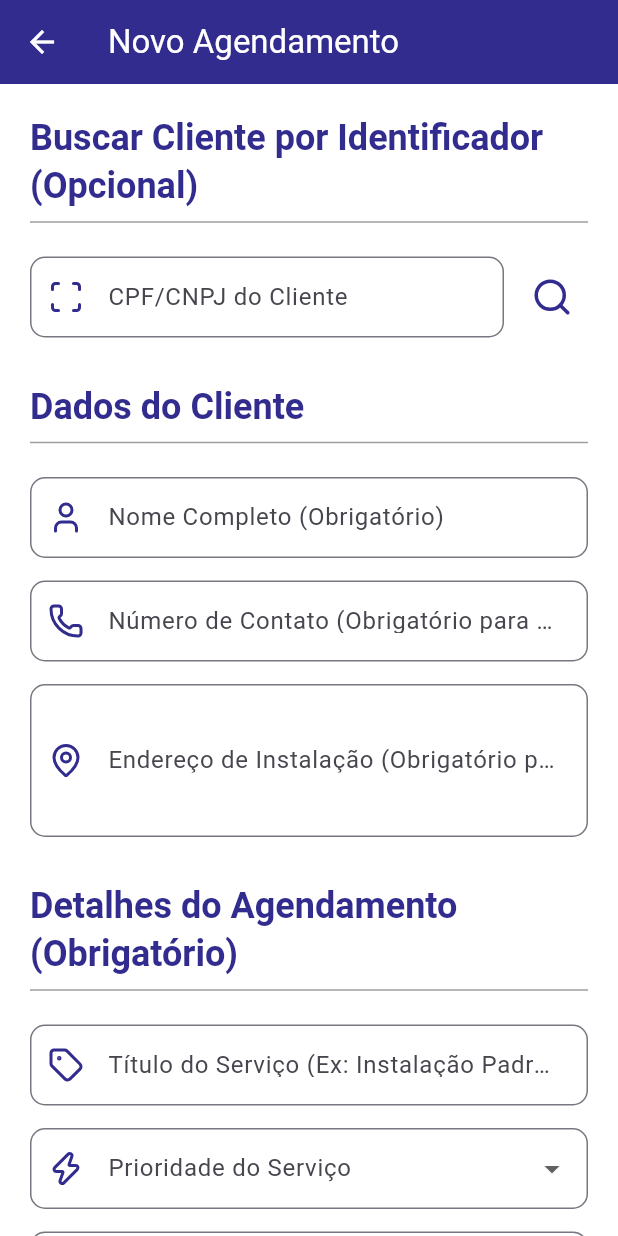
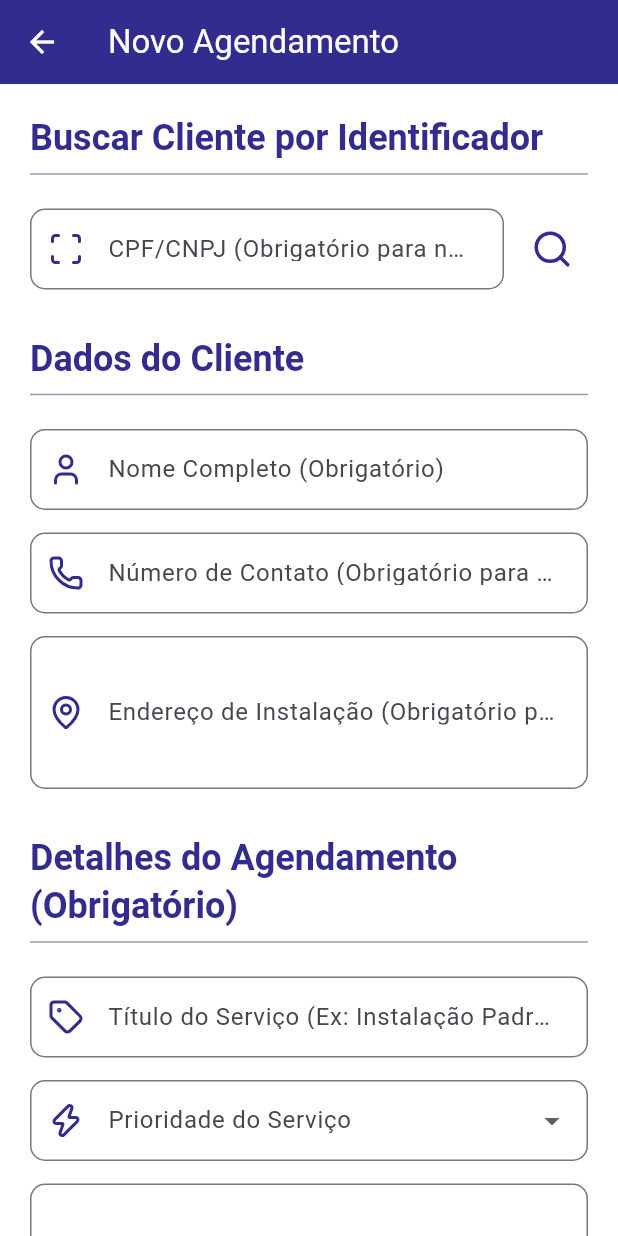
Before and after one commit to theuszinp/projetoagendamento, a Flutter app: the CreateTicketScreen screen opened directly with empty values, on a phone screen of 412 x 824 dp. Run offline on Flutter 3.47's test engine with Material 3 defaults, Android fonts, the phone set to English and light mode, and no system bars; our stand-ins replace firebase_core, lucide_icons_flutter; accounts and stored records are empty.

Commit message:
alteraçao

```diff
--- a/rastreador_app_flutter/lib/create_ticket_screen.dart
+++ b/rastreador_app_flutter/lib/create_ticket_screen.dart
@@ -42,7 +42,11 @@ class _CreateTicketScreenState extends State<CreateTicketScreen> {
   final List<String> _priorities = ['Baixa', 'Média', 'Alta'];
 
   // Novo estado: Se o nome e endereço foram preenchidos pela busca, eles ficam somente leitura.
+  // MANTENHA ESTA VARIÁVEL
   bool _isClientDataReadOnly = false;
+
+  // Variável para travar o campo do CPF/CNPJ (identifier) após a busca bem sucedida
+  bool _isIdentifierReadOnly = false;
 
   @override
   void dispose() {
@@ -69,10 +73,12 @@ class _CreateTicketScreenState extends State<CreateTicketScreen> {
     setState(() {
       _isSearching = true;
       _clientId = null; // Reseta o ID do cliente
-      _isClientDataReadOnly = false; // Permite edição enquanto busca
+      // Ao iniciar a busca/limpar, permite edição e identificador editável
+      _isClientDataReadOnly = false;
+      _isIdentifierReadOnly = false;
       _customerNameController.clear();
       _addressController.clear();
-      _phoneNumberController.clear(); // Limpamos aqui também para garantir o estado limpo
+      _phoneNumberController.clear();
     });
 
     try {
@@ -84,15 +90,25 @@ class _CreateTicketScreenState extends State<CreateTicketScreen> {
 
         if (mounted) {
           setState(() {
-            // Cliente encontrado: preenche os campos e os torna somente leitura
+            // =======================================
+            // ✅ CORREÇÃO AQUI: CLIENTE EXISTENTE
+            // O cliente foi encontrado: preenche os campos e
+            // mantém NOME/ENDEREÇO/TELEFONE EDITÁVEIS para atualização,
+            // mas trava o CPF/CNPJ (_isIdentifierReadOnly = true).
+            // =======================================
             _clientId = data['id'];
             _customerNameController.text = data['name'] ?? 'Cliente sem nome';
-            _addressController.text = data['address'] ?? ''; // Deixa o campo limpo se não tiver endereço na API
-            _phoneNumberController.text = data['phoneNumber'] ?? ''; // Deixa o campo limpo se não tiver telefone na API
-            _isClientDataReadOnly = true;
+            _addressController.text = data['address'] ?? '';
+            // Note: O backend não retorna 'phoneNumber'. Se tivesse, seria:
+            // _phoneNumberController.text = data['phoneNumber'] ?? '';
+
+            // TRAVA APENAS O CAMPO DE BUSCA (CPF/CNPJ)
+            _isIdentifierReadOnly = true;
+            // MANTÉM OS DEMAIS CAMPOS EDITÁVEIS (false)
+            _isClientDataReadOnly = false;
           });
         }
-        _showSnackBar('✅ Cliente encontrado com sucesso!', Colors.green);
+        _showSnackBar('✅ Cliente encontrado! Revise/atualize os dados.', Colors.green);
       } else {
         // Cliente NÃO encontrado: limpa e mantém campos editáveis.
         if (mounted) {
@@ -101,9 +117,10 @@ class _CreateTicketScreenState extends State<CreateTicketScreen> {
             _addressController.clear();
             _phoneNumberController.clear();
             _isClientDataReadOnly = false;
+            _isIdentifierReadOnly = false;
           });
         }
-        _showSnackBar('⚠️ Cliente não encontrado. Preencha os dados manualmente.', Colors.red);
+        _showSnackBar('⚠️ Cliente não encontrado. Preencha os dados para novo cadastro.', Colors.red);
       }
     } catch (e) {
       _showSnackBar('❌ Erro de conexão ao buscar cliente.', Colors.deepOrange);
@@ -134,7 +151,7 @@ class _CreateTicketScreenState extends State<CreateTicketScreen> {
     }
 
     // --- LÓGICA DE VALIDAÇÃO CONDICIONAL ---
-    // O Nome do Cliente é sempre obrigatório.
+    // O Nome do Cliente é sempre obrigatório (mesmo que existente).
     if (_customerNameController.text.trim().isEmpty) {
         _showSnackBar('⚠️ O Nome do Cliente é obrigatório.', Colors.red);
         return;
@@ -157,7 +174,8 @@ class _CreateTicketScreenState extends State<CreateTicketScreen> {
           return;
       }
     }
-    // Se o cliente é existente, Endereço e Telefone são opcionais (podem ser alterados ou deixados em branco).
+    // Se o cliente é existente (_clientId != null), os campos Endereço e Telefone
+    // são OPCIONAIS, mas se preenchidos, serão usados para ATUALIZAR o registro.
 
 
     if (!mounted) return;
@@ -219,7 +237,9 @@ class _CreateTicketScreenState extends State<CreateTicketScreen> {
     setState(() {
       _clientId = null;
       _selectedPriority = null;
+      // Reseta todas as flags de readOnly
       _isClientDataReadOnly = false;
+      _isIdentifierReadOnly = false;
     });
     _titleController.clear();
     _customerNameController.clear();
@@ -247,13 +267,12 @@ class _CreateTicketScreenState extends State<CreateTicketScreen> {
 
     // Define os textos dos labels condicionalmente
     final bool isNewClient = _clientId == null;
-    final String nameLabel = _isClientDataReadOnly ? 'Nome Completo (Preenchido Automaticamente)' : 'Nome Completo (Obrigatório)';
-    final String phoneLabel = _isClientDataReadOnly
-      ? 'Número de Contato (Auto)'
-      : isNewClient ? 'Número de Contato (Obrigatório para novo)' : 'Número de Contato (Opcional)';
-    final String addressLabel = _isClientDataReadOnly
-      ? 'Endereço (Preenchido Automaticamente)'
-      : isNewClient ? 'Endereço de Instalação (Obrigatório para novo)' : 'Endereço de Instalação (Opcional)';
+    final String nameLabel = isNewClient ? 'Nome Completo (Obrigatório)' : 'Nome Completo (Existente - Pode ser atualizado)';
+    final String phoneLabel = isNewClient ? 'Número de Contato (Obrigatório para novo)' : 'Número de Contato (Existente - Opcional para atualização)';
+    final String addressLabel = isNewClient ? 'Endereço de Instalação (Obrigatório para novo)' : 'Endereço de Instalação (Existente - Opcional para atualização)';
+
+    // Label para o CPF/CNPJ
+    final String identifierLabel = _isIdentifierReadOnly ? 'CPF/CNPJ (Cliente Encontrado)' : 'CPF/CNPJ (Obrigatório para novo)';
 
 
     return Scaffold(
@@ -271,7 +290,7 @@ class _CreateTicketScreenState extends State<CreateTicketScreen> {
             children: <Widget>[
               // --- 1. SEÇÃO DE BUSCA (OPCIONAL) ---
               Text(
-                'Buscar Cliente por Identificador (Opcional)',
+                'Buscar Cliente por Identificador',
                 style: theme.textTheme.headlineSmall?.copyWith(fontWeight: FontWeight.bold, color: theme.primaryColor),
               ),
               const Divider(color: Colors.grey),
@@ -283,7 +302,12 @@ class _CreateTicketScreenState extends State<CreateTicketScreen> {
                     child: TextFormField(
                       controller: _identifierController,
                       keyboardType: TextInputType.text,
-                      decoration: _buildInputDecoration('CPF/CNPJ do Cliente', LucideIcons.scan),
+                      // ✅ CORREÇÃO: Usa a nova flag para travar a edição APENAS deste campo
+                      readOnly: _isIdentifierReadOnly,
+                      decoration: _buildInputDecoration(identifierLabel, LucideIcons.scan).copyWith(
+                        filled: _isIdentifierReadOnly,
+                        fillColor: _isIdentifierReadOnly ? Colors.grey[100] : Colors.white,
+                      ),
                     ),
                   ),
                   const SizedBox(width: 8),
@@ -294,9 +318,13 @@ class _CreateTicketScreenState extends State<CreateTicketScreen> {
                           height: 48,
                           child: Center(child: CircularProgressIndicator()))
                       : IconButton(
-                          icon: Icon(LucideIcons.search, size: 28, color: theme.primaryColor),
-                          onPressed: _searchClient,
-                          tooltip: 'Buscar Cliente',
+                          // Se o cliente foi encontrado, o botão pode ser usado para limpar (reiniciar a busca)
+                          icon: Icon(_clientId != null ? LucideIcons.rotateCcw : LucideIcons.search,
+                                     size: 28,
+                                     color: theme.primaryColor),
+                          // Se o cliente foi encontrado, chama o _clearForm para resetar o estado.
+                          onPressed: _clientId != null ? _clearForm : _searchClient,
+                          tooltip: _clientId != null ? 'Limpar e pesquisar outro' : 'Buscar Cliente',
                         ),
                 ],
               ),
@@ -313,13 +341,15 @@ class _CreateTicketScreenState extends State<CreateTicketScreen> {
               // Campo Nome do Cliente (Sempre Obrigatório)
               TextFormField(
                 controller: _customerNameController,
-                readOnly: _isClientDataReadOnly,
+                // ✅ CORREÇÃO: readOnly deve ser FALSE quando cliente encontrado para permitir a edição
+                readOnly: false, // Permitir edição sempre (a obrigatoriedade é tratada no _submitTicket)
                 decoration: _buildInputDecoration(
                   nameLabel,
                   LucideIcons.user
                 ).copyWith(
-                  filled: _isClientDataReadOnly,
-                  fillColor: _isClientDataReadOnly ? Colors.grey[100] : Colors.white,
+                  // Mantido como sugestão de estilo para campos preenchidos
+                  filled: _clientId != null,
+                  fillColor: _clientId != null ? Colors.yellow[50] : Colors.white,
                 ),
                 validator: (value) {
                   return null; // Validação de obrigatoriedade no _submitTicket
@@ -330,7 +360,8 @@ class _CreateTicketScreenState extends State<CreateTicketScreen> {
               // Campo Telefone (Obrigatório para novo, Opcional para existente)
               TextFormField(
                 controller: _phoneNumberController,
-                readOnly: _isClientDataReadOnly,
+                // ✅ CORREÇÃO: readOnly deve ser FALSE quando cliente encontrado para permitir a edição
+                readOnly: false, // Permitir edição
                 keyboardType: TextInputType.phone,
                 inputFormatters: [
                   FilteringTextInputFormatter.digitsOnly,
@@ -339,8 +370,8 @@ class _CreateTicketScreenState extends State<CreateTicketScreen> {
                   phoneLabel,
                   LucideIcons.phone
                 ).copyWith(
-                  filled: _isClientDataReadOnly,
-                  fillColor: _isClientDataReadOnly ? Colors.grey[100] : Colors.white,
+                  filled: _clientId != null,
+                  fillColor: _clientId != null ? Colors.yellow[50] : Colors.white,
                 ),
                 validator: (value) {
                   return null; // Validação de obrigatoriedade no _submitTicket
@@ -351,15 +382,16 @@ class _CreateTicketScreenState extends State<CreateTicketScreen> {
               // Campo Endereço (Obrigatório para novo, Opcional para existente)
               TextFormField(
                 controller: _addressController,
-                readOnly: _isClientDataReadOnly,
+                // ✅ CORREÇÃO: readOnly deve ser FALSE quando cliente encontrado para permitir a edição
+                readOnly: false, // Permitir edição
                 maxLines: 3,
                 keyboardType: TextInputType.streetAddress,
                 decoration: _buildInputDecoration(
                   addressLabel,
                   LucideIcons.mapPin
                 ).copyWith(
-                  filled: _isClientDataReadOnly,
-                  fillColor: _isClientDataReadOnly ? Colors.grey[100] : Colors.white,
+                  filled: _clientId != null,
+                  fillColor: _clientId != null ? Colors.yellow[50] : Colors.white,
                 ),
                 validator: (value) {
                   return null; // Validação de obrigatoriedade no _submitTicket
@@ -374,6 +406,8 @@ class _CreateTicketScreenState extends State<CreateTicketScreen> {
               ),
               const Divider(color: Colors.grey),
               const SizedBox(height: 15),
+
+              // ... (Demais campos do ticket permanecem inalterados) ...
 
               // Campo Título (OBRIGATÓRIO)
               TextFormField(
```
